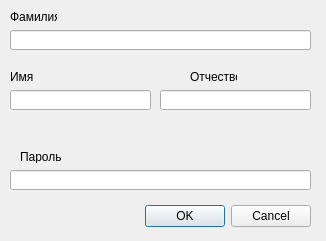
This is m_cfg/operator_form.ui in xXRadioHeadXx/start7 as Qt 5 draws it before an edit. The edited form follows.
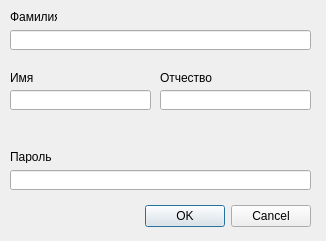
This is the edited form.

```diff
--- a/m_cfg/operator_form.ui
+++ b/m_cfg/operator_form.ui
@@ -57,8 +57,8 @@
     <rect>
      <x>10</x>
      <y>70</y>
-     <width>47</width>
-     <height>13</height>
+     <width>131</width>
+     <height>16</height>
     </rect>
    </property>
    <property name="text">
@@ -78,10 +78,10 @@
   <widget class="QLabel" name="label_3">
    <property name="geometry">
     <rect>
-     <x>190</x>
+     <x>160</x>
      <y>70</y>
-     <width>47</width>
-     <height>13</height>
+     <width>111</width>
+     <height>16</height>
     </rect>
    </property>
    <property name="text">
@@ -101,7 +101,7 @@
   <widget class="QLabel" name="label_4">
    <property name="geometry">
     <rect>
-     <x>20</x>
+     <x>10</x>
      <y>150</y>
      <width>47</width>
      <height>13</height>
```
